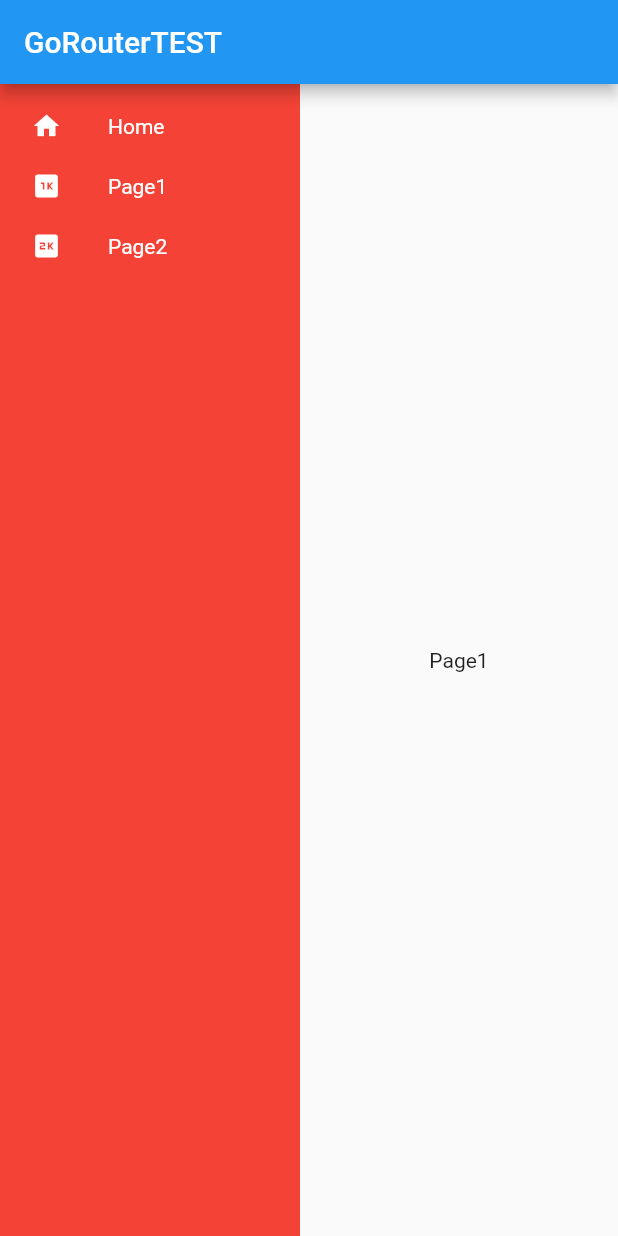
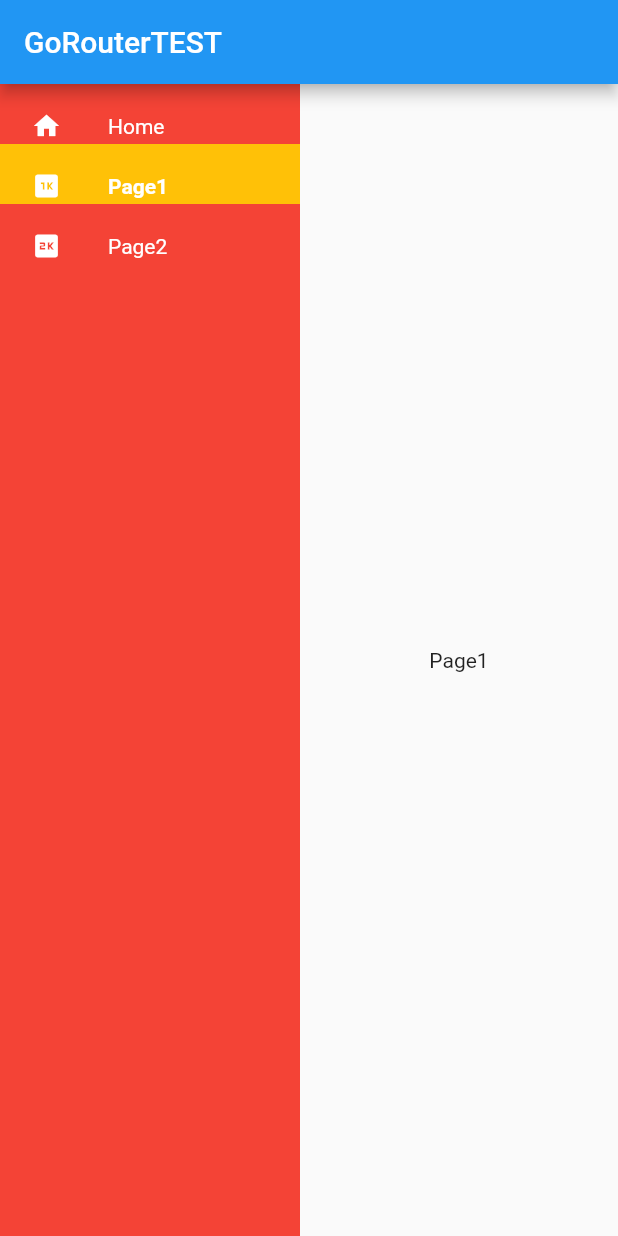
Before and after one commit to Slupshi/flutter_router, a Flutter app: the screen it shows after launch, after a tap on "Page1", on a phone screen of 412 x 824 dp. Run offline on Flutter 3.47's test engine with Material 2 defaults, Android fonts, the phone set to English and light mode, and no system bars; our stand-ins replace go_router.

Commit message:
feat: custom nav rail (bug on selected color subNav)

```diff
--- a/lib/main.dart
+++ b/lib/main.dart
@@ -1,6 +1,5 @@
 import 'package:flutter/material.dart';
 import 'package:flutter_router/router.dart';
-import 'package:go_router/go_router.dart';
 
 void main() {
   runApp(const MyApp());
--- /dev/null
+++ b/lib/models/nav_item.dart
@@ -0,0 +1,15 @@
+import 'package:flutter/material.dart';
+
+class NavItem {
+  final IconData icon;
+  final double iconSize;
+  final String label;
+  final String destination;
+
+  const NavItem({
+    required this.icon,
+    required this.iconSize,
+    required this.label,
+    required this.destination,
+  });
+}
--- a/lib/nav_item.dart
+++ /dev/null
@@ -1,42 +0,0 @@
-import 'package:flutter/material.dart';
-import 'package:go_router/go_router.dart';
-
-class NavItem extends StatelessWidget {
-  final IconData icon;
-  final double iconSize;
-  final String label;
-  final String destination;
-
-  const NavItem({
-    super.key,
-    required this.icon,
-    required this.iconSize,
-    required this.label,
-    required this.destination,
-  });
-
-  @override
-  Widget build(BuildContext context) => SizedBox(
-        height: 40,
-        width: double.infinity,
-        child: ListTile(
-          leading: SizedBox.square(
-            dimension: 30,
-            child: Icon(
-              icon,
-              size: iconSize,
-              color: Colors.white,
-            ),
-          ),
-          title: Text(
-            label,
-            style: const TextStyle(
-              fontSize: 14,
-              fontWeight: FontWeight.normal,
-              color: Colors.white,
-            ),
-          ),
-          onTap: () => context.go(destination),
-        ),
-      );
-}
--- a/lib/router.dart
+++ b/lib/router.dart
@@ -1,6 +1,7 @@
 import 'package:flutter/material.dart';
-import 'package:flutter_router/nav_item.dart';
+import 'package:flutter_router/models/nav_item.dart';
 import 'package:flutter_router/routes.dart';
+import 'package:flutter_router/widgets/navigation/navigation_rail.dart';
 import 'package:go_router/go_router.dart';
 
 import 'home_page.dart';
@@ -43,7 +44,7 @@ final GoRouter router = GoRouter(
           pageBuilder: (context, state) => NoTransitionPage(
             child: Row(
               children: [
-                _buildsubnav(context),
+                _buildsubnav(Routes.page2),
                 const Expanded(
                   child: Center(
                     child: Text("Page2"),
@@ -58,7 +59,7 @@ final GoRouter router = GoRouter(
               pageBuilder: (context, state) => NoTransitionPage(
                 child: Row(
                   children: [
-                    _buildsubnav(context),
+                    _buildsubnav("${Routes.page2}/${Routes.subPage1}"),
                     const Expanded(
                       child: Center(
                         child: Text("subPage1"),
@@ -73,7 +74,7 @@ final GoRouter router = GoRouter(
               pageBuilder: (context, state) => NoTransitionPage(
                 child: Row(
                   children: [
-                    _buildsubnav(context),
+                    _buildsubnav("${Routes.page2}/${Routes.subPage2}"),
                     const Expanded(
                       child: Center(
                         child: Text("subPage2"),
@@ -90,14 +91,33 @@ final GoRouter router = GoRouter(
   ],
 );
 
-Widget _buildsubnav(BuildContext context) {
-  return SizedBox(
-    width: 300,
-    height: double.infinity,
-    child: Material(
-      color: Colors.green,
-      child: Column(
-        children: const [
+_buildNav() => const CustomNavigationRail(
+      destinations: [
+        NavItem(
+          icon: Icons.home,
+          iconSize: 20,
+          label: "Home",
+          destination: Routes.home,
+        ),
+        NavItem(
+          icon: Icons.one_k,
+          iconSize: 20,
+          label: "Page1",
+          destination: Routes.page1,
+        ),
+        NavItem(
+          icon: Icons.two_k,
+          iconSize: 20,
+          label: "Page2",
+          destination: Routes.page2,
+        ),
+      ],
+      selectedRoute: Routes.home,
+    );
+
+Widget _buildsubnav(String route) => CustomNavigationRail(
+      backgroundColor: Colors.green,
+      destinations: const [
         NavItem(
           icon: Icons.two_k,
           iconSize: 20,
@@ -117,37 +137,5 @@ Widget _buildsubnav(BuildContext context) {
           destination: "${Routes.page2}/${Routes.subPage2}",
         ),
       ],
-      ),
-    ),
+      selectedRoute: route,
     );
-}
-
-Widget _buildNav() => SizedBox(
-      width: 200,
-      height: double.infinity,
-      child: Material(
-        color: Colors.red,
-        child: Column(
-          children: const [
-            NavItem(
-              icon: Icons.home,
-              iconSize: 20,
-              label: "Home",
-              destination: Routes.home,
-            ),
-            NavItem(
-              icon: Icons.one_k,
-              iconSize: 20,
-              label: "Page1",
-              destination: Routes.page1,
-            ),
-            NavItem(
-              icon: Icons.two_k,
-              iconSize: 20,
-              label: "Page2",
-              destination: Routes.page2,
-            ),
-          ],
-        ),
-      ),
-    );
--- /dev/null
+++ b/lib/widgets/navigation/nav_button.dart
@@ -0,0 +1,40 @@
+import 'package:flutter/material.dart';
+import 'package:flutter_router/models/nav_item.dart';
+
+class NavButton extends StatelessWidget {
+  final NavItem item;
+  final void Function() onTap;
+  final bool isSelected;
+
+  const NavButton({
+    super.key,
+    required this.item,
+    required this.onTap,
+    required this.isSelected,
+  });
+  @override
+  Widget build(BuildContext context) => SizedBox(
+        height: 40,
+        width: double.infinity,
+        child: ListTile(
+          tileColor: isSelected ? Colors.amber : Colors.transparent,
+          leading: SizedBox.square(
+            dimension: 30,
+            child: Icon(
+              item.icon,
+              size: item.iconSize,
+              color: Colors.white,
+            ),
+          ),
+          title: Text(
+            item.label,
+            style: TextStyle(
+              fontSize: 14,
+              fontWeight: isSelected ? FontWeight.bold : FontWeight.normal,
+              color: Colors.white,
+            ),
+          ),
+          onTap: () => onTap(),
+        ),
+      );
+}
--- /dev/null
+++ b/lib/widgets/navigation/navigation_rail.dart
@@ -0,0 +1,60 @@
+import 'package:flutter/material.dart';
+import 'package:flutter_router/models/nav_item.dart';
+import 'package:flutter_router/widgets/navigation/nav_button.dart';
+import 'package:go_router/go_router.dart';
+
+class CustomNavigationRail extends StatefulWidget {
+  final List<NavItem> destinations;
+  final String selectedRoute;
+  final Color backgroundColor;
+  const CustomNavigationRail({
+    super.key,
+    required this.destinations,
+    required this.selectedRoute,
+    this.backgroundColor = Colors.red,
+  });
+
+  @override
+  _CustomNavigationRailState createState() => _CustomNavigationRailState();
+}
+
+class _CustomNavigationRailState extends State<CustomNavigationRail> {
+  late List<NavItem> destinations;
+  late String selectedRoute;
+  @override
+  void initState() {
+    destinations = widget.destinations;
+    selectedRoute = widget.selectedRoute;
+    super.initState();
+  }
+
+  void go(String route) {
+    setState(() {
+      selectedRoute = route;
+    });
+    context.go(route);
+  }
+
+  @override
+  Widget build(BuildContext context) {
+    return SizedBox(
+      width: 200,
+      height: double.infinity,
+      child: Material(
+        color: widget.backgroundColor,
+        child: Column(
+          children: [
+            for (int i = 0; i < widget.destinations.length; i++)
+              NavButton(
+                item: destinations[i],
+                isSelected: destinations[i].destination == selectedRoute,
+                onTap: () => go(
+                  destinations[i].destination,
+                ),
+              )
+          ],
+        ),
+      ),
+    );
+  }
+}
```
Lines whose indentation alone changed are shown as unchanged.
